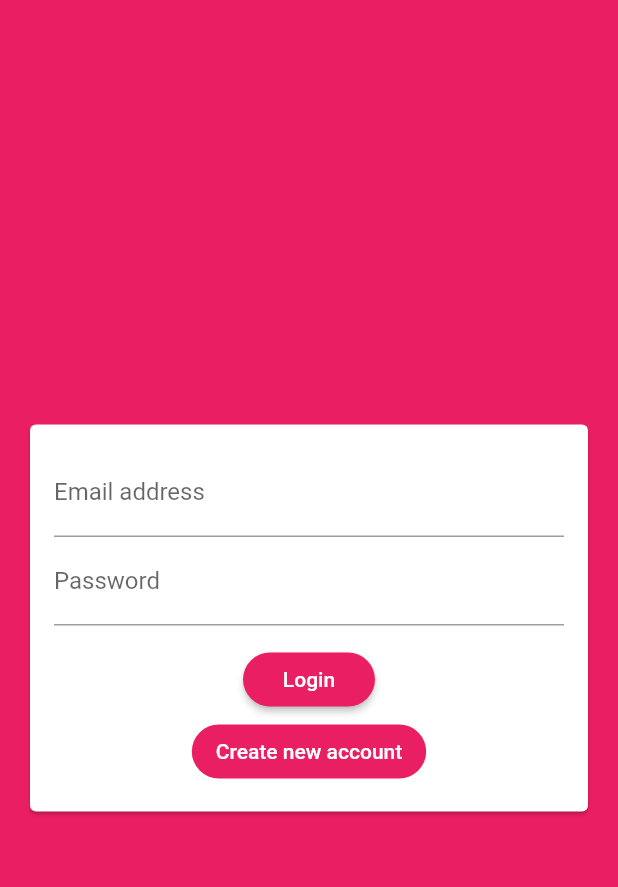
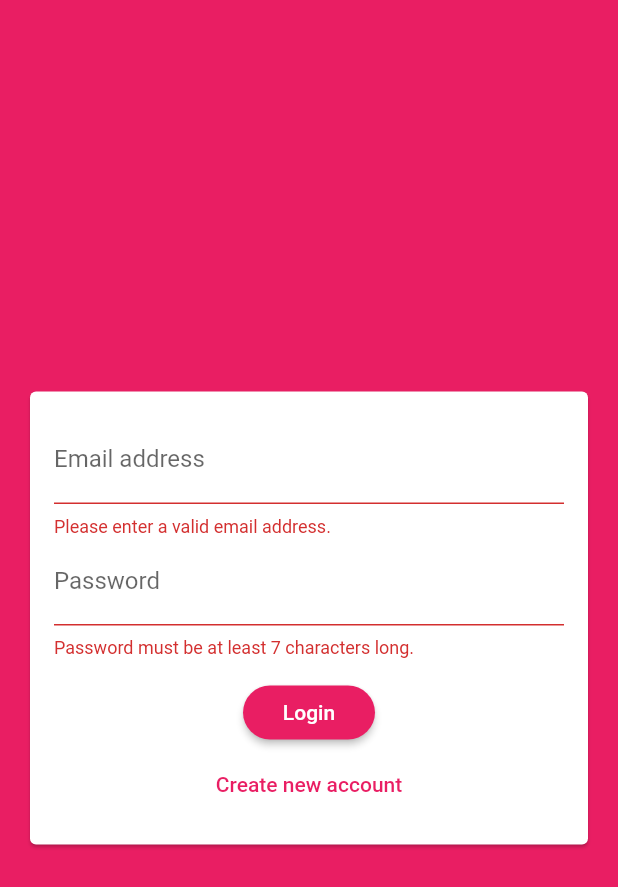
Before and after one commit to Gustavo23/Maximillian-Chat, a Flutter app: the screen it shows after launch, after a tap on "Login", on a phone screen of 412 x 824 dp. Shown: the top 887 px of the screen. Run offline on Flutter 3.47's test engine with Material 2 defaults, Android fonts, the phone set to English and light mode, and no system bars; our stand-ins replace cloud_firestore, firebase_auth; accounts and stored records are empty.

```diff
--- a/lib/main.dart
+++ b/lib/main.dart
@@ -1,16 +1,15 @@
+import 'package:firebase_auth/firebase_auth.dart';
 import 'package:flutter/material.dart';
 import 'package:maximilliam_chat/screens/auth_screen.dart';
 import 'package:maximilliam_chat/screens/chat_screen.dart';
 
-void main() {
-  runApp(MyApp());
-}
+void main() => runApp(MyApp());
 
 class MyApp extends StatelessWidget {
   @override
   Widget build(BuildContext context) {
     return MaterialApp(
-      title: 'Maximillam Chat',
+      title: 'FlutterChat',
       theme: ThemeData(
         primarySwatch: Colors.pink,
         backgroundColor: Colors.pink,
@@ -23,9 +22,15 @@ class MyApp extends StatelessWidget {
             borderRadius: BorderRadius.circular(20),
           ),
         ),
-        visualDensity: VisualDensity.adaptivePlatformDensity,
       ),
-      home: AuthScreen(),
+      home: StreamBuilder(
+          stream: FirebaseAuth.instance.onAuthStateChanged,
+          builder: (ctx, userSnapshot) {
+            if (userSnapshot.hasData) {
+              return ChatScreen();
+            }
+            return AuthScreen();
+          }),
     );
   }
 }
--- a/lib/widgets/auth/auth_form.dart
+++ b/lib/widgets/auth/auth_form.dart
@@ -1,8 +1,12 @@
 import 'package:flutter/material.dart';
 
 class AuthForm extends StatefulWidget {
-  AuthForm(this.submitFn);
+  AuthForm(
+    this.submitFn,
+    this.isLoading,
+  );
 
+  final bool isLoading;
   final void Function(
     String email,
     String password,
@@ -17,10 +21,10 @@ class AuthForm extends StatefulWidget {
 
 class _AuthFormState extends State<AuthForm> {
   final _formKey = GlobalKey<FormState>();
-  bool _isLogin = true;
-  String _userEmail = '';
-  String _userName = '';
-  String _userPassword = '';
+  var _isLogin = true;
+  var _userEmail = '';
+  var _userName = '';
+  var _userPassword = '';
 
   void _trySubmit() {
     final isValid = _formKey.currentState.validate();
@@ -28,13 +32,8 @@ class _AuthFormState extends State<AuthForm> {
 
     if (isValid) {
       _formKey.currentState.save();
-      widget.submitFn(
-        _userEmail.trim(),
-        _userName,
-        _userPassword,
-        _isLogin,
-        context
-      );
+      widget.submitFn(_userEmail.trim(), _userPassword.trim(), _userName.trim(),
+          _isLogin, context);
     }
   }
 
@@ -50,17 +49,19 @@ class _AuthFormState extends State<AuthForm> {
               key: _formKey,
               child: Column(
                 mainAxisSize: MainAxisSize.min,
-                children: [
+                children: <Widget>[
                   TextFormField(
                     key: ValueKey('email'),
                     validator: (value) {
                       if (value.isEmpty || !value.contains('@')) {
-                        return 'Please input a valid password';
+                        return 'Please enter a valid email address.';
                       }
                       return null;
                     },
                     keyboardType: TextInputType.emailAddress,
-                    decoration: InputDecoration(labelText: 'Email address'),
+                    decoration: InputDecoration(
+                      labelText: 'Email address',
+                    ),
                     onSaved: (value) {
                       _userEmail = value;
                     },
@@ -70,7 +71,7 @@ class _AuthFormState extends State<AuthForm> {
                       key: ValueKey('username'),
                       validator: (value) {
                         if (value.isEmpty || value.length < 4) {
-                          return 'Please input a valid password';
+                          return 'Please enter at least 4 characters';
                         }
                         return null;
                       },
@@ -83,7 +84,7 @@ class _AuthFormState extends State<AuthForm> {
                     key: ValueKey('password'),
                     validator: (value) {
                       if (value.isEmpty || value.length < 7) {
-                        return 'Please input a valid password';
+                        return 'Password must be at least 7 characters long.';
                       }
                       return null;
                     },
@@ -93,15 +94,16 @@ class _AuthFormState extends State<AuthForm> {
                       _userPassword = value;
                     },
                   ),
-                  SizedBox(
-                    height: 12,
-                  ),
+                  SizedBox(height: 12),
+                  if (widget.isLoading) CircularProgressIndicator(),
+                  if (!widget.isLoading)
                     RaisedButton(
                       child: Text(_isLogin ? 'Login' : 'Signup'),
-                    onPressed: () {},
+                      onPressed: _trySubmit,
                     ),
+                  if (!widget.isLoading)
                     FlatButton(
-                    color: Theme.of(context).primaryColor,
+                      textColor: Theme.of(context).primaryColor,
                       child: Text(_isLogin
                           ? 'Create new account'
                           : 'I already have an account'),
@@ -110,7 +112,7 @@ class _AuthFormState extends State<AuthForm> {
                           _isLogin = !_isLogin;
                         });
                       },
-                  ),
+                    )
                 ],
               ),
             ),
```
Also changed, not shown: lib/screens/auth_screen.dart (+28 -6 lines), lib/screens/chat_screen.dart (+33 -2 lines). Lines whose indentation alone changed are shown as unchanged.
